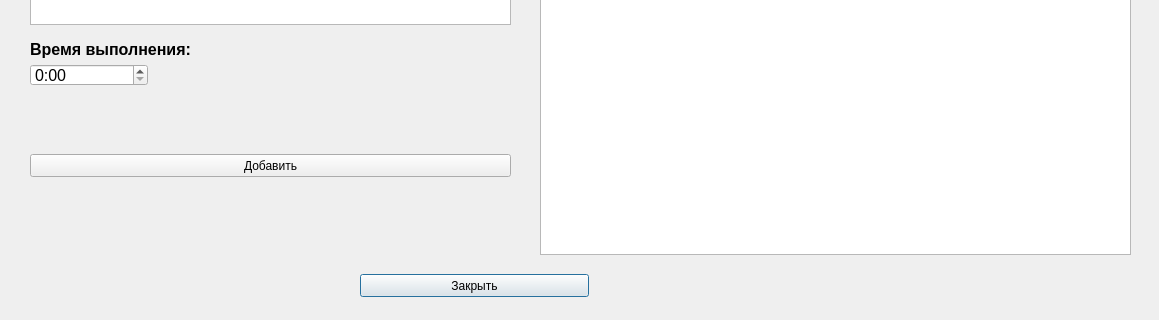
Before: the Qt Designer form creation.ui in Demonica22/CheckList, drawn with Qt 5; both pictures show x 0 to 1159 and y 576 to 896 of the 1159 by 896 pixel window.
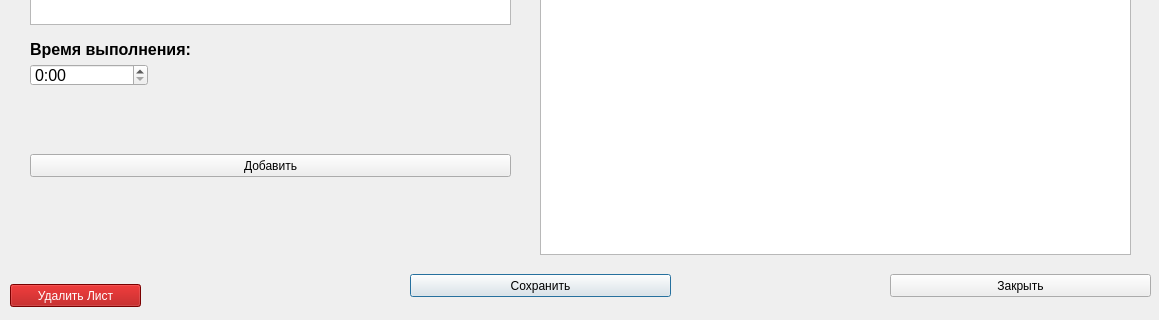
After: the same form once the commit is applied.

Commit message: добавлено: -Меню по правой кнопке в таблице

Diff of the .ui file:
```diff
--- a/creation.ui
+++ b/creation.ui
@@ -16,17 +16,17 @@
   <property name="windowTitle">
    <string>Создание Чек листа</string>
   </property>
-  <widget class="QPushButton" name="btn_exit">
+  <widget class="QPushButton" name="btn_save_list">
    <property name="geometry">
     <rect>
-     <x>360</x>
+     <x>410</x>
      <y>850</y>
-     <width>229</width>
+     <width>261</width>
      <height>23</height>
     </rect>
    </property>
    <property name="text">
-    <string>Закрыть</string>
+    <string>Сохранить</string>
    </property>
   </widget>
   <widget class="QTextBrowser" name="main_name">
@@ -331,6 +331,37 @@
     <string/>
    </property>
   </widget>
+  <widget class="QPushButton" name="btn_exit">
+   <property name="geometry">
+    <rect>
+     <x>890</x>
+     <y>850</y>
+     <width>261</width>
+     <height>23</height>
+    </rect>
+   </property>
+   <property name="text">
+    <string>Закрыть</string>
+   </property>
+  </widget>
+  <widget class="QPushButton" name="btn_delete_list">
+   <property name="geometry">
+    <rect>
+     <x>10</x>
+     <y>860</y>
+     <width>131</width>
+     <height>23</height>
+    </rect>
+   </property>
+   <property name="styleSheet">
+    <string notr="true">background-color: rgb(170, 0, 0);
+color: rgb(255, 255, 255);
+bold;</string>
+   </property>
+   <property name="text">
+    <string>Удалить Лист</string>
+   </property>
+  </widget>
  </widget>
  <resources/>
  <connections/>
```
The commit also changes 3 other files.
